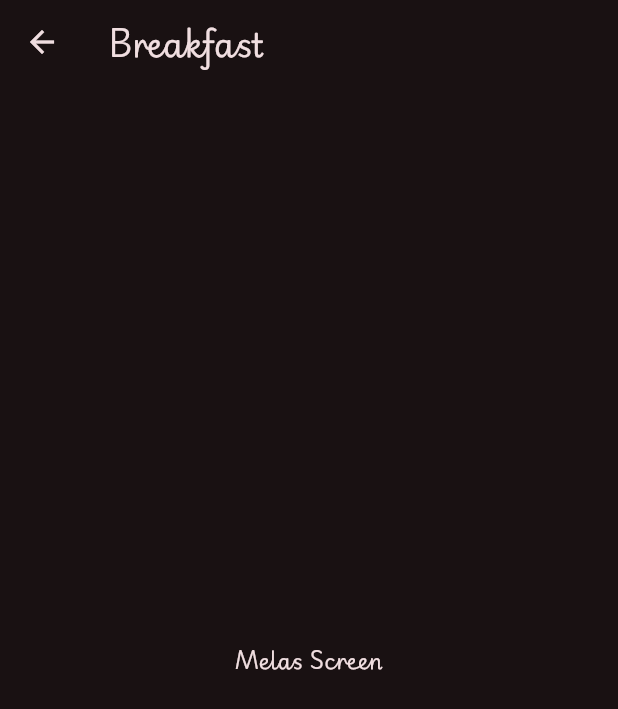
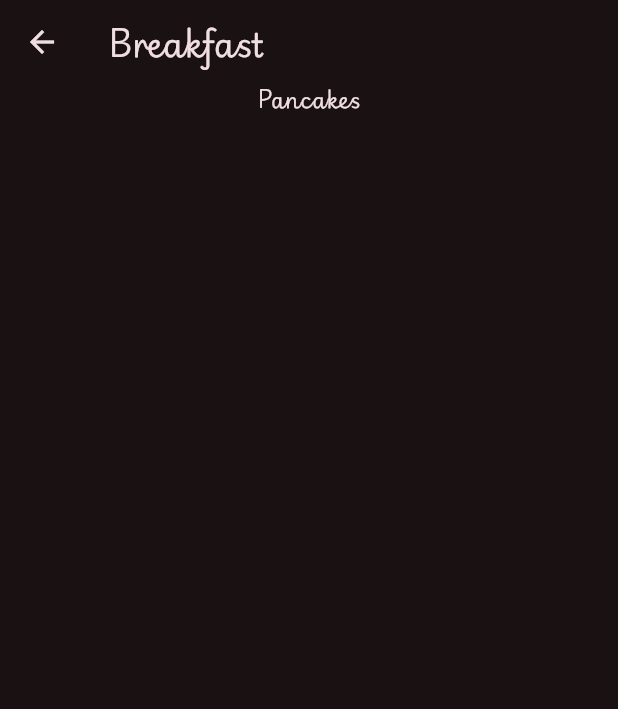
Before and after one commit to a7madDelea/Meals, a Flutter app: the screen it shows after launch, after a tap on "Breakfast", on a phone screen of 412 x 824 dp. Shown: the top 709 px of the screen. Run offline on Flutter 3.47's test engine with Material 3 defaults, Android fonts, the phone set to English and light mode, and no system bars.

Commit message:
Filter the meal list.

```diff
--- a/lib/screens/meals_screen.dart
+++ b/lib/screens/meals_screen.dart
@@ -1,9 +1,16 @@
 import 'package:flutter/material.dart';
 
+import '../models/meal_model.dart';
+
 class MealsScreen extends StatelessWidget {
-  const MealsScreen({super.key, required this.title});
+  const MealsScreen({
+    super.key,
+    required this.title,
+    required this.meals,
+  });
 
   final String title;
+  final List<MealModel> meals;
 
   @override
   Widget build(BuildContext context) {
@@ -11,8 +18,14 @@ class MealsScreen extends StatelessWidget {
       appBar: AppBar(
         title: Text(title),
       ),
-      body: const Center(
-        child: Text('Melas Screen'),
+      body: Center(
+        child: Column(
+          children: meals
+              .map(
+                (meal) => Text(meal.title),
+              )
+              .toList(),
+        ),
       ),
     );
   }
--- a/lib/widgets/category_grid_item.dart
+++ b/lib/widgets/category_grid_item.dart
@@ -1,6 +1,8 @@
 import 'package:flutter/material.dart';
 
+import '../data/meals_data.dart';
 import '../models/category_model.dart';
+import '../models/meal_model.dart';
 import '../screens/meals_screen.dart';
 
 class CategoryGridItem extends StatelessWidget {
@@ -12,10 +14,16 @@ class CategoryGridItem extends StatelessWidget {
   Widget build(BuildContext context) {
     return InkWell(
       onTap: () {
+        final List<MealModel> filteredMeals = mealsData
+            .where(
+              (meal) => meal.categories.contains(category.id),
+            )
+            .toList();
         Navigator.of(context).push(
           MaterialPageRoute(
             builder: (ctx) => MealsScreen(
               title: category.title,
+              meals: filteredMeals,
             ),
           ),
         );
```
